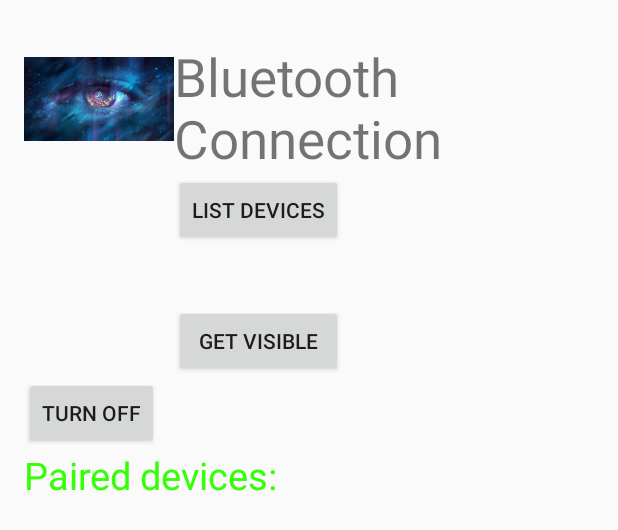
After one commit to Nevethan/SmartBrace, an Android app: the layout activity_bluetooth.xml on its own in the app's theme, with its tools: preview values and no code run, on a phone screen of 412 x 824 dp. The commit adds this screen. Shown: the top 530 px of the screen. Run offline under Robolectric (Android 15) with nearby library versions, the phone set to English and light mode, and no system bars.

Commit message:
Bluetooth done

```diff
--- a/app/src/main/AndroidManifest.xml
+++ b/app/src/main/AndroidManifest.xml
@@ -1,6 +1,9 @@
 <?xml version="1.0" encoding="utf-8"?>
 <manifest xmlns:android="http://schemas.android.com/apk/res/android"
     package="com.example.nevethan.smartbrace">
+
+    <uses-permission android:name="android.permission.BLUETOOTH"/>
+    <uses-permission android:name="android.permission.BLUETOOTH_ADMIN"/>
 
     <application
         android:allowBackup="true"
@@ -17,7 +20,8 @@
         </activity>
         <activity android:name=".Options" />
         <activity android:name=".Exercises" />
-        <activity android:name=".TrainingPrograms"></activity>
+        <activity android:name=".TrainingPrograms" />
+        <activity android:name=".Bluetooth"></activity>
     </application>
 
 </manifest>
--- /dev/null
+++ b/app/src/main/res/layout/activity_bluetooth.xml
@@ -0,0 +1,93 @@
+<?xml version="1.0" encoding="utf-8"?>
+<RelativeLayout xmlns:android="http://schemas.android.com/apk/res/android"
+    xmlns:tools="http://schemas.android.com/tools"
+    android:layout_width="match_parent"
+    android:layout_height="match_parent"
+    android:paddingBottom="@dimen/activity_vertical_margin"
+    android:paddingLeft="@dimen/activity_horizontal_margin"
+    android:paddingRight="@dimen/activity_horizontal_margin"
+    android:paddingTop="@dimen/activity_vertical_margin"
+    tools:context="com.example.nevethan.smartbrace.Bluetooth">
+
+
+    <TextView android:text="Bluetooth Connection"
+        android:layout_width="wrap_content"
+        android:layout_height="wrap_content"
+        android:id="@+id/textview"
+        android:textSize="35dp"
+        android:layout_above="@+id/button3"
+        android:layout_toRightOf="@+id/imageView"
+        android:layout_toEndOf="@+id/imageView" />
+
+    <ImageView
+        android:layout_width="100dp"
+        android:layout_height="100dp"
+        android:id="@+id/imageView"
+        android:src="@drawable/image1"
+        android:theme="@style/Base.TextAppearance.AppCompat"
+        android:layout_alignParentTop="true"
+        android:layout_alignParentLeft="true"
+        android:layout_alignParentStart="true" />
+    <Button
+        android:layout_width="wrap_content"
+        android:layout_height="wrap_content"
+        android:text="Turn On"
+        android:id="@+id/button"
+        android:layout_below="@+id/imageView"
+        android:layout_toStartOf="@+id/imageView"
+        android:layout_toLeftOf="@+id/imageView"
+        android:clickable="true"
+        android:onClick="on" />
+
+    <Button
+        android:layout_width="wrap_content"
+        android:layout_height="wrap_content"
+        android:text="Get visible"
+        android:onClick="visible"
+        android:id="@+id/button2"
+        android:layout_alignBottom="@+id/button"
+        android:layout_alignRight="@+id/button3"
+        android:layout_alignEnd="@+id/button3"
+        android:layout_alignLeft="@+id/button3"
+        android:layout_alignStart="@+id/button3" />
+
+    <Button
+        android:layout_width="wrap_content"
+        android:layout_height="wrap_content"
+        android:text="List devices"
+        android:onClick="list"
+        android:id="@+id/button3"
+        android:layout_below="@+id/imageView"
+        android:layout_toRightOf="@+id/imageView"
+        android:layout_toEndOf="@+id/imageView" />
+
+    <Button
+        android:layout_width="wrap_content"
+        android:layout_height="wrap_content"
+        android:text="turn off"
+        android:onClick="off"
+        android:id="@+id/button4"
+        android:layout_below="@+id/button"
+        android:layout_alignParentLeft="true"
+        android:layout_alignParentStart="true" />
+
+    <ListView
+        android:layout_width="wrap_content"
+        android:layout_height="wrap_content"
+        android:id="@+id/listView"
+        android:layout_alignParentBottom="true"
+        android:layout_alignLeft="@+id/button"
+        android:layout_alignStart="@+id/button"
+        android:layout_below="@+id/textView2" />
+
+    <TextView
+        android:layout_width="wrap_content"
+        android:layout_height="wrap_content"
+        android:text="Paired devices:"
+        android:id="@+id/textView2"
+        android:textColor="#ff34ff06"
+        android:textSize="25dp"
+        android:layout_below="@+id/button4"
+        android:layout_alignLeft="@+id/listView"
+        android:layout_alignStart="@+id/listView" />
+</RelativeLayout>
--- /dev/null
+++ b/app/src/main/res/menu/menu_main.xml
@@ -0,0 +1,4 @@
+<?xml version="1.0" encoding="utf-8"?>
+<menu xmlns:android="http://schemas.android.com/apk/res/android">
+
+</menu>
--- a/app/src/main/res/values/strings.xml
+++ b/app/src/main/res/values/strings.xml
@@ -1,3 +1,5 @@
 <resources>
     <string name="app_name">SmartBrace</string>
+    <string name="hello_world">Hello world!</string>
+    <item name="action_settings" type="id">Settings</item>
 </resources>
```
Also changed, not shown: app/src/main/java/com/example/nevethan/smartbrace/Bluetooth.java (added, +95 -0 lines).
